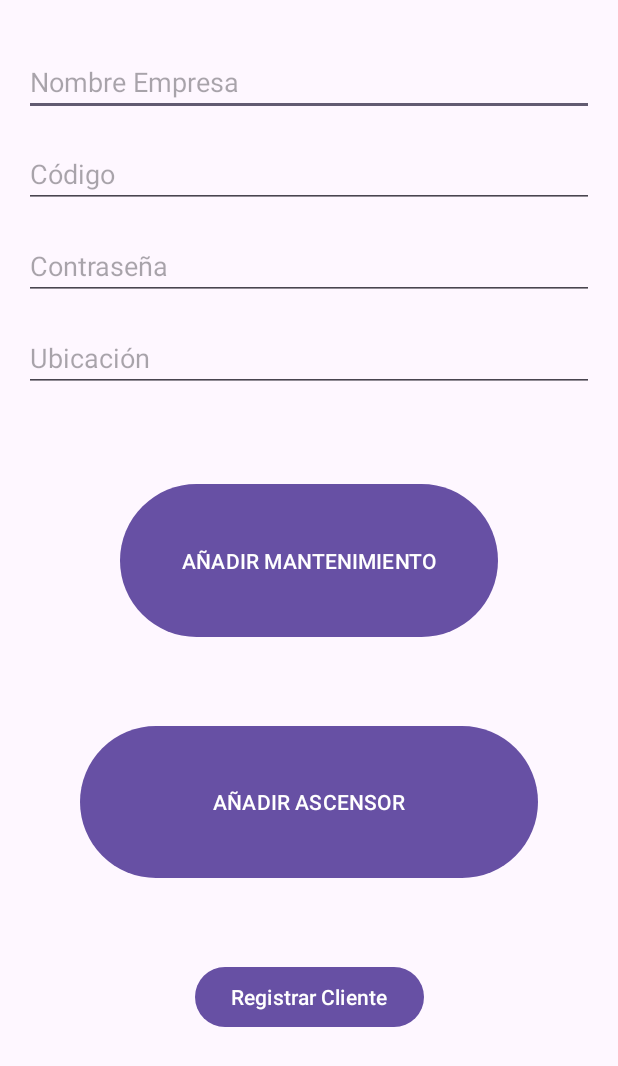
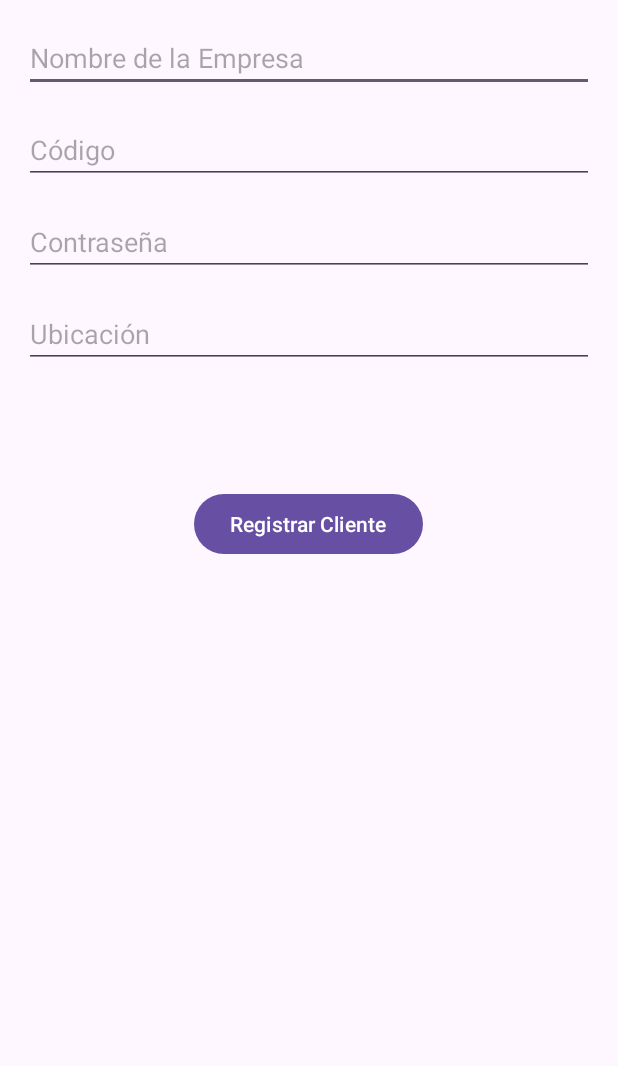
Before and after one commit to ALP300/JMG_ASCENSORES_SW2, an Android app: the ClienteNuevo screen opened directly, with no data from a screen before it, on a phone screen of 412 x 824 dp. Shown: the top 1066 px of the screen. Run offline under Robolectric (Android 15) with nearby library versions, the phone set to English and light mode, and no system bars.

Commit message:
Resueltos conflictos tras pull

```diff
--- a/app/src/main/AndroidManifest.xml
+++ b/app/src/main/AndroidManifest.xml
@@ -37,5 +37,6 @@
         <activity android:name=".MainActivityTrabajador" android:exported="true" />
         <activity android:name=".TrabajadorActivity" android:exported="true" />
         <activity android:name=".RegistroTrabajadorActivity" android:exported="true" />
+        <activity android:name=".AscensoresMantenimiento" android:exported="true" />
     </application>
 </manifest>
--- a/app/src/main/java/com/example/jmg_ascensores/ClienteNuevo.java
+++ b/app/src/main/java/com/example/jmg_ascensores/ClienteNuevo.java
@@ -2,41 +2,78 @@ package com.example.jmg_ascensores;
 
 import android.content.Intent;
 import android.os.Bundle;
-import android.util.Log;
 import android.view.View;
 import android.widget.Button;
+import android.widget.EditText;
+import android.widget.Toast;
 import androidx.appcompat.app.AppCompatActivity;
+import java.sql.Connection;
+
 public class ClienteNuevo extends AppCompatActivity {
-    private Button ascensor;
-    private Button mantenimiento;
+
+    private EditText nombreEmpresaInput, codigoInput, passwordInput, ubicacionInput;
+    private Button registrarClienteButton;
+    private Connection connection; // La conexión a la base de datos
 
     @Override
     protected void onCreate(Bundle savedInstanceState) {
         super.onCreate(savedInstanceState);
-        setContentView(R.layout.cliente_nuevo); // Asegúrate de que esto coincida con tu archivo de diseño
+        setContentView(R.layout.cliente_nuevo);
 
-        ascensor = findViewById(R.id.ascensor); // Reemplaza con la ID real de tu botón
-        mantenimiento = findViewById(R.id.mantenimiento);
+        // Enlazamos los campos del layout
+        nombreEmpresaInput = findViewById(R.id.nombre_empresa_input);
+        codigoInput = findViewById(R.id.codigo_input);
+        passwordInput = findViewById(R.id.password_input);
+        ubicacionInput = findViewById(R.id.ubicacion_input);
+        registrarClienteButton = findViewById(R.id.registrar_cliente_button);
 
-        if (ascensor != null) { // Opcional: Verifica si el botón no es null
-            ascensor.setOnClickListener(new View.OnClickListener() {
-                @Override
-                public void onClick(View v) {
-                    Log.d("VistaAdmin", "Botón clicado");
-                    Intent intent = new Intent(ClienteNuevo.this, Ascensor.class);
-                    startActivity(intent);
+        // Asignamos el listener al botón de registrar
+        registrarClienteButton.setOnClickListener(new View.OnClickListener() {
+            @Override
+            public void onClick(View v) {
+                // Obtenemos los valores de los campos de entrada
+                String nombreEmpresa = nombreEmpresaInput.getText().toString().trim();
+                String codigo = codigoInput.getText().toString().trim();
+                String password = passwordInput.getText().toString().trim();
+                String ubicacion = ubicacionInput.getText().toString().trim();
+
+                // Validamos que todos los campos estén completos
+                if (nombreEmpresa.isEmpty() || codigo.isEmpty() || password.isEmpty() || ubicacion.isEmpty()) {
+                    Toast.makeText(ClienteNuevo.this, "Por favor, completa todos los campos.", Toast.LENGTH_SHORT).show();
+                    return;
                 }
-            });
-            mantenimiento.setOnClickListener(new View.OnClickListener() {
-                @Override
-                public void onClick(View v) {
-                    Log.d("VistaAdmin", "Botón clicado");
-                    Intent intent = new Intent(ClienteNuevo.this, Mantenimiento.class);
-                    startActivity(intent);
+
+                // Aquí deberías realizar la conexión con la base de datos y registrar el cliente
+                if (connection != null) {
+                    new RegistrarClienteTask(connection, ClienteNuevo.this) {
+                        @Override
+                        protected void onPostExecute(Boolean result) {
+                            super.onPostExecute(result);
+                            if (result) {
+                                // Si el registro fue exitoso, navegar a la actividad AscensoresMantenimiento
+                                Intent intent = new Intent(ClienteNuevo.this, AscensoresMantenimiento.class);
+                                startActivity(intent);
+                                finish(); // Opcional: Cierra esta actividad si ya no la necesitas
+                            } else {
+                                Toast.makeText(ClienteNuevo.this, "Error al registrar cliente.", Toast.LENGTH_SHORT).show();
+                            }
+                        }
+                    }.execute(codigo, nombreEmpresa, password, ubicacion);
+                } else {
+                    Toast.makeText(ClienteNuevo.this, "Error: No se puede conectar a la base de datos.", Toast.LENGTH_SHORT).show();
                 }
-            });
-        } else {
-            Log.e("RegistroCliente", "¡El botón es null! Verifica el archivo de diseño.");
-        }
+            }
+        });
+
+        // Conexión a la base de datos
+        new ConnectToDatabaseTask() {
+            @Override
+            protected void onPostExecute(Connection conn) {
+                connection = conn;
+                if (connection == null) {
+                    Toast.makeText(ClienteNuevo.this, "Error al conectar con la base de datos.", Toast.LENGTH_LONG).show();
+                }
+            }
+        }.execute();
     }
 }
--- /dev/null
+++ b/app/src/main/java/com/example/jmg_ascensores/VistaRegistroMantenimiento.java
@@ -0,0 +1,4 @@
+package com.example.jmg_ascensores;
+
+public class VistaRegistroMantenimiento {
+}
--- a/app/src/main/res/layout/cliente_nuevo.xml
+++ b/app/src/main/res/layout/cliente_nuevo.xml
@@ -4,104 +4,58 @@
     xmlns:tools="http://schemas.android.com/tools"
     android:layout_width="match_parent"
     android:layout_height="match_parent"
-    tools:context=".MainActivity">
+    tools:context=".ClienteNuevo">
 
-    <!-- Campo para Nombre de Empresa -->
     <EditText
-        android:id="@+id/nombreEmpresa"
+        android:id="@+id/nombre_empresa_input"
         android:layout_width="0dp"
         android:layout_height="wrap_content"
-        android:layout_marginStart="16dp"
-        android:layout_marginTop="32dp"
-        android:layout_marginEnd="16dp"
-        android:layout_marginBottom="16dp"
-        android:hint="Nombre Empresa"
-        android:inputType="text"
-        app:layout_constraintBottom_toTopOf="@+id/codigo"
+        android:layout_margin="16dp"
+        android:hint="Nombre de la Empresa"
         app:layout_constraintEnd_toEndOf="parent"
         app:layout_constraintStart_toStartOf="parent"
         app:layout_constraintTop_toTopOf="parent" />
 
-    <!-- Campo para Código -->
     <EditText
-        android:id="@+id/codigo"
+        android:id="@+id/codigo_input"
         android:layout_width="0dp"
         android:layout_height="wrap_content"
-        android:layout_marginStart="16dp"
-        android:layout_marginEnd="16dp"
-        android:layout_marginBottom="16dp"
+        android:layout_margin="16dp"
         android:hint="Código"
-        android:inputType="number"
-        app:layout_constraintBottom_toTopOf="@+id/contrasena"
         app:layout_constraintEnd_toEndOf="parent"
         app:layout_constraintStart_toStartOf="parent"
-        app:layout_constraintTop_toBottomOf="@+id/nombreEmpresa" />
+        app:layout_constraintTop_toBottomOf="@id/nombre_empresa_input" />
 
-    <!-- Campo para Contraseña -->
     <EditText
-        android:id="@+id/contrasena"
+        android:id="@+id/password_input"
         android:layout_width="0dp"
         android:layout_height="wrap_content"
-        android:layout_marginStart="16dp"
-        android:layout_marginEnd="16dp"
-        android:layout_marginBottom="16dp"
+        android:layout_margin="16dp"
         android:hint="Contraseña"
         android:inputType="textPassword"
-        app:layout_constraintBottom_toTopOf="@+id/ubicacion"
         app:layout_constraintEnd_toEndOf="parent"
         app:layout_constraintStart_toStartOf="parent"
-        app:layout_constraintTop_toBottomOf="@+id/codigo" />
+        app:layout_constraintTop_toBottomOf="@id/codigo_input" />
 
-    <!-- Campo para Ubicación -->
     <EditText
-        android:id="@+id/ubicacion"
+        android:id="@+id/ubicacion_input"
         android:layout_width="0dp"
         android:layout_height="wrap_content"
-        android:layout_marginStart="16dp"
-        android:layout_marginEnd="16dp"
-        android:layout_marginBottom="57dp"
+        android:layout_margin="16dp"
         android:hint="Ubicación"
-        android:inputType="text"
-        app:layout_constraintBottom_toTopOf="@+id/mantenimiento"
         app:layout_constraintEnd_toEndOf="parent"
         app:layout_constraintStart_toStartOf="parent"
-        app:layout_constraintTop_toBottomOf="@+id/contrasena" />
-
-    <!-- Botón para Confirmar Registro -->
+        app:layout_constraintTop_toBottomOf="@id/password_input" />
 
     <Button
-        android:id="@+id/RegistrarCliente"
+        android:id="@+id/registrar_cliente_button"
         android:layout_width="wrap_content"
         android:layout_height="wrap_content"
-        android:layout_marginBottom="135dp"
+        android:layout_marginTop="80dp"
         android:text="Registrar Cliente"
-        app:layout_constraintBottom_toBottomOf="parent"
         app:layout_constraintEnd_toEndOf="parent"
+        app:layout_constraintHorizontal_bias="0.498"
         app:layout_constraintStart_toStartOf="parent"
-        app:layout_constraintTop_toBottomOf="@+id/ascensor" />
-
-    <Button
-        android:id="@+id/ascensor"
-        android:layout_width="0dp"
-        android:layout_height="0dp"
-        android:layout_marginStart="53dp"
-        android:layout_marginEnd="53dp"
-        android:layout_marginBottom="51dp"
-        android:text="AÑADIR ASCENSOR"
-        app:layout_constraintBottom_toTopOf="@+id/RegistrarCliente"
-        app:layout_constraintEnd_toEndOf="parent"
-        app:layout_constraintStart_toStartOf="parent"
-        app:layout_constraintTop_toBottomOf="@+id/mantenimiento" />
-
-    <Button
-        android:id="@+id/mantenimiento"
-        android:layout_width="252dp"
-        android:layout_height="0dp"
-        android:layout_marginBottom="51dp"
-        android:text="AÑADIR MANTENIMIENTO"
-        app:layout_constraintBottom_toTopOf="@+id/ascensor"
-        app:layout_constraintEnd_toEndOf="parent"
-        app:layout_constraintStart_toStartOf="parent"
-        app:layout_constraintTop_toBottomOf="@+id/ubicacion" />
+        app:layout_constraintTop_toBottomOf="@id/ubicacion_input" />
 
 </androidx.constraintlayout.widget.ConstraintLayout>
```
Also changed, not shown: app/src/main/java/com/example/jmg_ascensores/Ascensor.java (+46 -12 lines), app/src/main/java/com/example/jmg_ascensores/AscensoresMantenimiento.java (added, +43 -0 lines), app/src/main/java/com/example/jmg_ascensores/RegistrarAscensorTask.java (added, +64 -0 lines), app/src/main/java/com/example/jmg_ascensores/RegistrarClienteTask.java (added, +67 -0 lines), app/src/main/res/layout/ascensor.xml (+43 -5 lines), app/src/main/res/layout/vista_ascensores_matenimiento.xml (added, +28 -0 lines).
